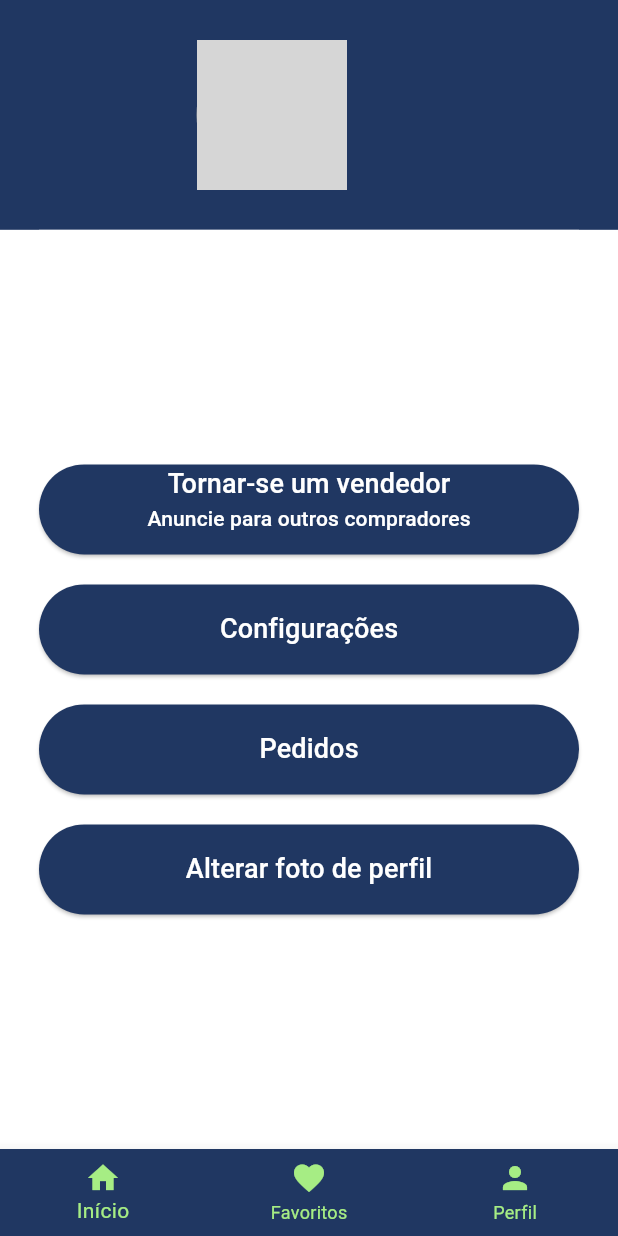
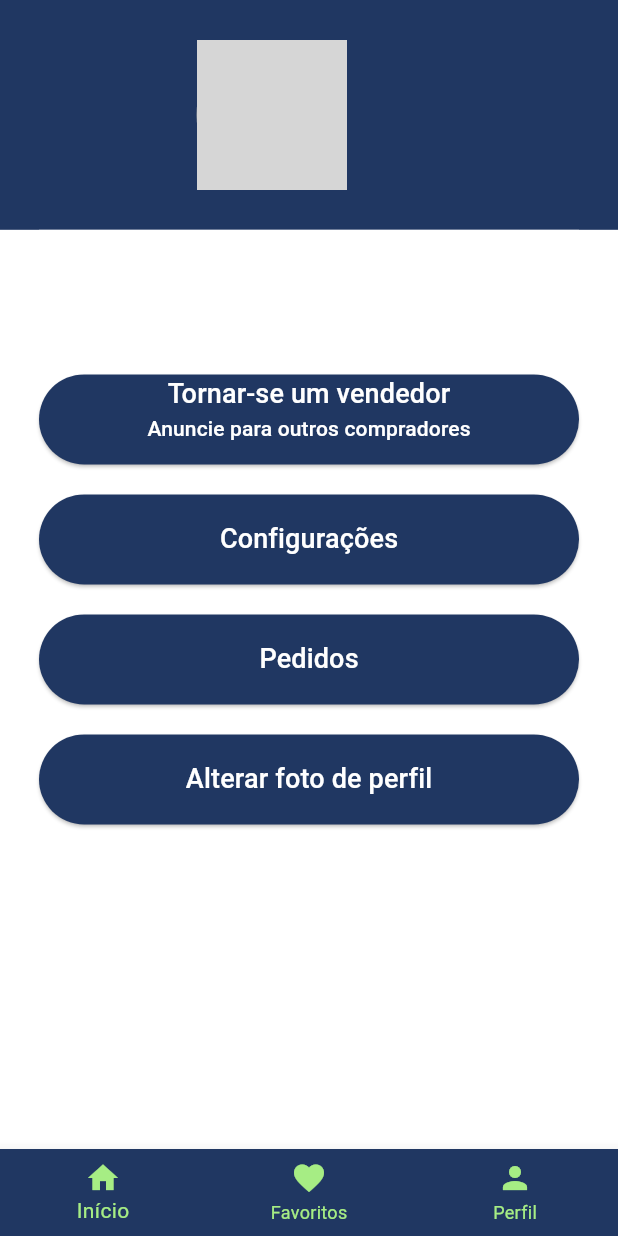
Before and after one commit to wnetohr/uplace, a Flutter app: the ProfilePage screen opened directly, on a phone screen of 412 x 824 dp. Run offline on Flutter 3.47's test engine with Material 3 defaults, Android fonts, the phone set to English and light mode, and no system bars; our stand-ins replace cloud_firestore, decimal, firebase_auth, firebase_core, font_awesome_flutter; accounts and stored records are empty; network calls fail; Roboto replaces fonts that are missing (clarissans); grey boxes are pictures that could not be loaded.

Commit message:
Resizing profile page

```diff
--- a/lib/widgtes/components/navigation_bar.dart
+++ b/lib/widgtes/components/navigation_bar.dart
@@ -27,8 +27,6 @@ class NavigationUplaceBar extends StatelessWidget {
         )
       ],
 
-      // CÓDIGO APENAS PARA TESTAR A configspage VISTO QUE A DE USUÁRIO VAI
-      // CONTER A MESMA, DEPOIS SERÁ ALTERADO
       onTap: (index) {
         switch (index) {
           case 0:
--- a/lib/widgtes/pages/profilepage.dart
+++ b/lib/widgtes/pages/profilepage.dart
@@ -158,6 +158,9 @@ class _ProfilePageState extends State<ProfilePage> {
                         ),
                       ),
                     ),
+                    const SizedBox(
+                      height: 120,
+                    ),
                   ],
                 ),
               ))
```
